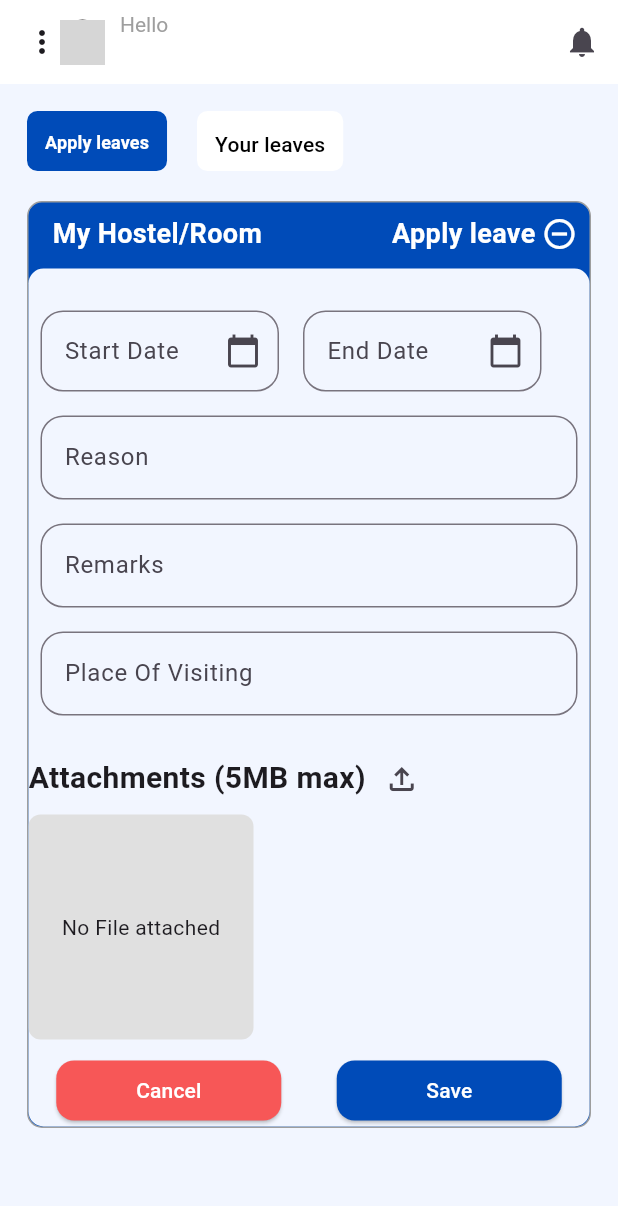
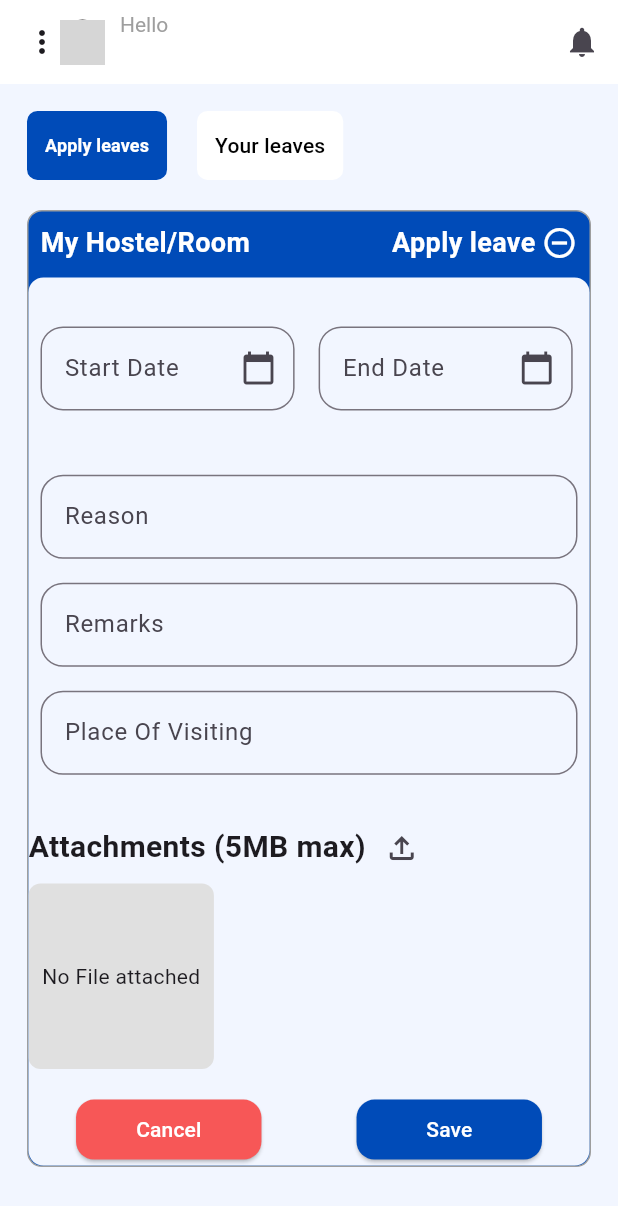
Before and after one commit to singhanshika1302/attendance_manager, a Flutter app: the hostelLeavePage screen opened directly, on a phone screen of 412 x 824 dp. Shown: the top 1206 px of the screen. Run offline on Flutter 3.47's test engine with Material 3 defaults, Android fonts, the phone set to English and light mode, and no system bars; drawn by our look-alikes of buttons_tabbar; our stand-ins replace custom_radio_grouped_button, dotted_border, easy_date_timeline, file_picker, fl_chart, flutter_expandable_fab and 6 more; missing offline and left inert: bottom_sheet, expandable_section, week_of_year; accounts and stored records are empty; network calls fail; grey boxes are pictures that could not be loaded.

Commit message:
screens made responsive

```diff
--- a/lib/Screens/drawer_screens/hostel_leaves.dart
+++ b/lib/Screens/drawer_screens/hostel_leaves.dart
@@ -26,6 +26,8 @@ class _hostelLeavePageState extends State<hostelLeavePage> {
 
   @override
   Widget build(BuildContext context) {
+     final width = MediaQuery.of(context).size.width;
+     final height = MediaQuery.of(context).size.height;
     return Scaffold(
       backgroundColor: Color(0xffF2F6FF),
       appBar: CustomAppBar(userName: PreferencesManager().name, userImage: PreferencesManager().studentPhoto,onTap: (){
@@ -40,7 +42,7 @@ class _hostelLeavePageState extends State<hostelLeavePage> {
               crossAxisAlignment: CrossAxisAlignment.start,
               children: <Widget>[
                 ButtonsTabBar(
-                  height: 60,
+                  height: height*0.08,
                   buttonMargin: EdgeInsets.all(10),
                   contentPadding: EdgeInsets.all(12),
                   backgroundColor: Color(0xff004BB8),
@@ -92,9 +94,13 @@ class _hostelLeavePageState extends State<hostelLeavePage> {
     }
   }
 
+  final mediaQuery = MediaQuery.of(context);
+  final screenWidth = mediaQuery.size.width;
+  final screenHeight = mediaQuery.size.height;
+
   return Container(
     padding: const EdgeInsets.symmetric(horizontal: 10, vertical: 10),
-      width: double.infinity,
+    width: screenWidth,
     child: SingleChildScrollView(
       child: Column(
         crossAxisAlignment: CrossAxisAlignment.start,
@@ -111,7 +117,8 @@ class _hostelLeavePageState extends State<hostelLeavePage> {
                       bottomLeft: Radius.circular(10),
                       bottomRight: Radius.circular(10),
                     )
-                      : BorderRadius.circular(10)),
+                  : BorderRadius.circular(10),
+            ),
             child: Column(
               children: [
                 GestureDetector(
@@ -121,12 +128,7 @@ class _hostelLeavePageState extends State<hostelLeavePage> {
                     });
                   },
                   child: Padding(
-                      padding: const EdgeInsets.only(
-                        left: 16,
-                        right: 8,
-                        top: 8,
-                        bottom: 8,
-                      ),
+                    padding: const EdgeInsets.all(8),
                     child: Row(
                       mainAxisAlignment: MainAxisAlignment.spaceBetween,
                       children: [
@@ -148,9 +150,7 @@ class _hostelLeavePageState extends State<hostelLeavePage> {
                                 fontSize: 18,
                               ),
                             ),
-                              SizedBox(
-                                width: 4,
-                              ),
+                            SizedBox(width: 4),
                             Icon(
                               _isExpand
                                   ? Icons.do_not_disturb_on_outlined
@@ -166,37 +166,24 @@ class _hostelLeavePageState extends State<hostelLeavePage> {
                 ExpandableSection(
                   expand: _isExpand,
                   child: Container(
-                      // height: 300,
-                      width: double.infinity,
+                    width: screenWidth, // Use screenWidth here
                     margin: const EdgeInsets.only(top: 2),
                     decoration: const BoxDecoration(
                       color: Color(0xffF2F6FF),
-                        borderRadius: BorderRadius.only(
-                          topLeft: Radius.circular(10),
-                          topRight: Radius.circular(10),
-                          bottomLeft: Radius.circular(10),
-                          bottomRight: Radius.circular(10),
-                        ),
+                      borderRadius: BorderRadius.all(Radius.circular(10)),
                     ),
                     child: ClipRRect(
-                        borderRadius: const BorderRadius.only(
-                          topLeft: Radius.circular(10),
-                          topRight: Radius.circular(10),
-                          bottomLeft: Radius.circular(10),
-                          bottomRight: Radius.circular(10),
-                        ),
+                      borderRadius: const BorderRadius.all(Radius.circular(10)),
                       child: Column(
                         mainAxisAlignment: MainAxisAlignment.start,
                         crossAxisAlignment: CrossAxisAlignment.start,
                         children: [
-                            SizedBox(
-                              height: 20,
-                            ),
+                          SizedBox(height: screenHeight * 0.03),
                           Row(
                             children: [
                               SizedBox(
-                                  height: 70,
-                                  width: 175,
+                                height: screenHeight * 0.12,
+                                width: screenWidth * 0.45,
                                 child: Padding(
                                   padding: const EdgeInsets.all(8.0),
                                   child: TextFormField(
@@ -206,77 +193,63 @@ class _hostelLeavePageState extends State<hostelLeavePage> {
                                       border: OutlineInputBorder(
                                           borderSide: BorderSide(
                                               color: Colors.black, width: 2),
-                                            borderRadius:
-                                                BorderRadius.circular(15)),
+                                          borderRadius: BorderRadius.circular(15)),
                                       labelText: 'Start Date',
                                       suffixIcon: IconButton(
                                         icon: Icon(Icons.calendar_today),
                                         onPressed: () {
-                                            _selectDate(
-                                                context, _startDateController);
+                                          _selectDate(context, _startDateController);
                                         },
                                       ), // Add a calendar icon
                                     ),
                                     onTap: () {
-                                        _selectDate(
-                                            context, _startDateController);
+                                      _selectDate(context, _startDateController);
                                     },
                                   ),
                                 ),
                               ),
                               SizedBox(
-                                  height: 70,
-                                  width: 175,
+                                height: screenHeight * 0.12,
+                                width: screenWidth * 0.45,
                                 child: Padding(
                                   padding: const EdgeInsets.all(8.0),
                                   child: TextFormField(
                                     controller: _endDateController,
                                     decoration: InputDecoration(
                                       border: OutlineInputBorder(
-                                            borderRadius:
-                                                BorderRadius.circular(15)),
+                                          borderRadius: BorderRadius.circular(15)),
                                       labelText: 'End Date',
                                       suffixIcon: IconButton(
                                         icon: Icon(Icons.calendar_today),
                                         onPressed: () {
-                                            _selectDate(
-                                                context, _endDateController);
+                                          _selectDate(context, _endDateController);
                                         },
                                       ), // Add a calendar icon
                                     ),
                                     onTap: () {
-                                        _selectDate(
-                                            context, _endDateController);
+                                      _selectDate(context, _endDateController);
                                     },
                                   ),
                                 ),
                               ),
                             ],
                           ),
-                            customTextFormField(
-                                controller: _reasonController, text: 'Reason'),
-                            customTextFormField(
-                                controller: _remarksController,
-                                text: 'Remarks'),
-                            customTextFormField(
-                                controller: _placeController,
-                                text: 'Place Of Visiting'),
-                            SizedBox(
-                              height: 10,
-                            ),
+                          customTextFormField(controller: _reasonController, text: 'Reason'),
+                          customTextFormField(controller: _remarksController, text: 'Remarks'),
+                          customTextFormField(controller: _placeController, text: 'Place Of Visiting'),
+                          SizedBox(height: screenHeight * 0.02),
                           Row(
                             children: [
                               Text(
                                 'Attachments (5MB max)',
-                                  style: TextStyle(
-                                      fontWeight: FontWeight.bold,
-                                      fontSize: 20),
+                                style: TextStyle(fontWeight: FontWeight.bold, fontSize: 20),
                               ),
                               IconButton(
                                 onPressed: () {
                                   pickFile();
                                 },
-                                    icon: Icon(Icons.file_upload_outlined)),
+                                icon: Icon(Icons.file_upload_outlined),
+                              ),
                             ],
                           ),
                           GestureDetector(
@@ -288,51 +261,41 @@ class _hostelLeavePageState extends State<hostelLeavePage> {
                                 borderRadius: BorderRadius.circular(8),
                                 color: Colors.grey[300],
                               ),
-                                height: 150,
-                                width: 150,
+                              height: screenHeight * 0.15,
+                              width: screenWidth * 0.3,
                               child: Center(child: Text('No File attached')),
                             ),
                           ),
-                            SizedBox(
-                              height: 10,
-                            ),
+                          SizedBox(height: screenHeight * 0.02),
                           Row(
                             mainAxisAlignment: MainAxisAlignment.spaceAround,
                             children: [
                               SizedBox(
-                                  width: 150,
+                                width: screenWidth * 0.3,
                                 child: ElevatedButton(
                                   onPressed: () {},
                                   child: Text('Cancel'),
                                   style: ButtonStyle(
-                                        shape: MaterialStatePropertyAll(
-                                            RoundedRectangleBorder(
-                                                borderRadius:
-                                                    BorderRadius.circular(12))),
-                                        backgroundColor:
-                                            MaterialStatePropertyAll(
-                                                Color(0xffF75757)),
-                                        foregroundColor:
-                                            MaterialStatePropertyAll(
-                                                Colors.white)),
+                                    shape: MaterialStateProperty.all(
+                                      RoundedRectangleBorder(borderRadius: BorderRadius.circular(12)),
+                                    ),
+                                    backgroundColor: MaterialStateProperty.all(Color(0xffF75757)),
+                                    foregroundColor: MaterialStateProperty.all(Colors.white),
+                                  ),
                                 ),
                               ),
                               SizedBox(
-                                  width: 150,
+                                width: screenWidth * 0.3,
                                 child: ElevatedButton(
                                   onPressed: () {},
                                   child: Text('Save'),
                                   style: ButtonStyle(
-                                        shape: MaterialStatePropertyAll(
-                                            RoundedRectangleBorder(
-                                                borderRadius:
-                                                    BorderRadius.circular(12))),
-                                        backgroundColor:
-                                            MaterialStatePropertyAll(
-                                                Color(0xff004BB8)),
-                                        foregroundColor:
-                                            MaterialStatePropertyAll(
-                                                Colors.white)),
+                                    shape: MaterialStateProperty.all(
+                                      RoundedRectangleBorder(borderRadius: BorderRadius.circular(12)),
+                                    ),
+                                    backgroundColor: MaterialStateProperty.all(Color(0xff004BB8)),
+                                    foregroundColor: MaterialStateProperty.all(Colors.white),
+                                  ),
                                 ),
                               ),
                             ],
@@ -345,14 +308,13 @@ class _hostelLeavePageState extends State<hostelLeavePage> {
               ],
             ),
           ),
-            const SizedBox(
-              height: 20,
-            ),
+          const SizedBox(height: 20),
         ],
       ),
     ),
   );
 }
+
 
   Future<void> pickFile() async {
     try {
@@ -374,10 +336,14 @@ class _hostelLeavePageState extends State<hostelLeavePage> {
   }
 
 Widget _buildYourLeaves() {
+  final mediaQuery = MediaQuery.of(context);
+  final screenWidth = mediaQuery.size.width;
+  final screenHeight = mediaQuery.size.height;
+
   return Column(
     children: [
       SizedBox(
-          width: double.infinity,
+        width: screenWidth,
         child: Card(
           color: Colors.white,
           elevation: 0,
@@ -420,4 +386,6 @@ class _hostelLeavePageState extends State<hostelLeavePage> {
     ],
   );
 }
+
+
 }
```
Also changed, not shown: lib/Screens/drawer_screens/fees.dart (+116 -74 lines). Lines whose indentation alone changed are shown as unchanged.
